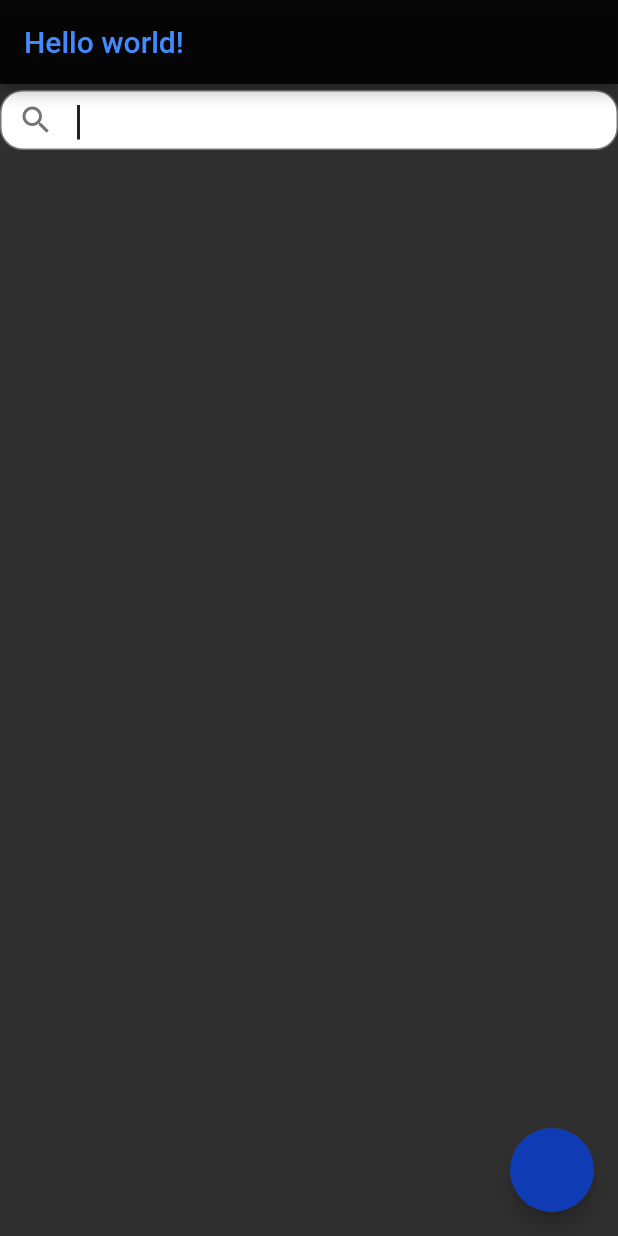
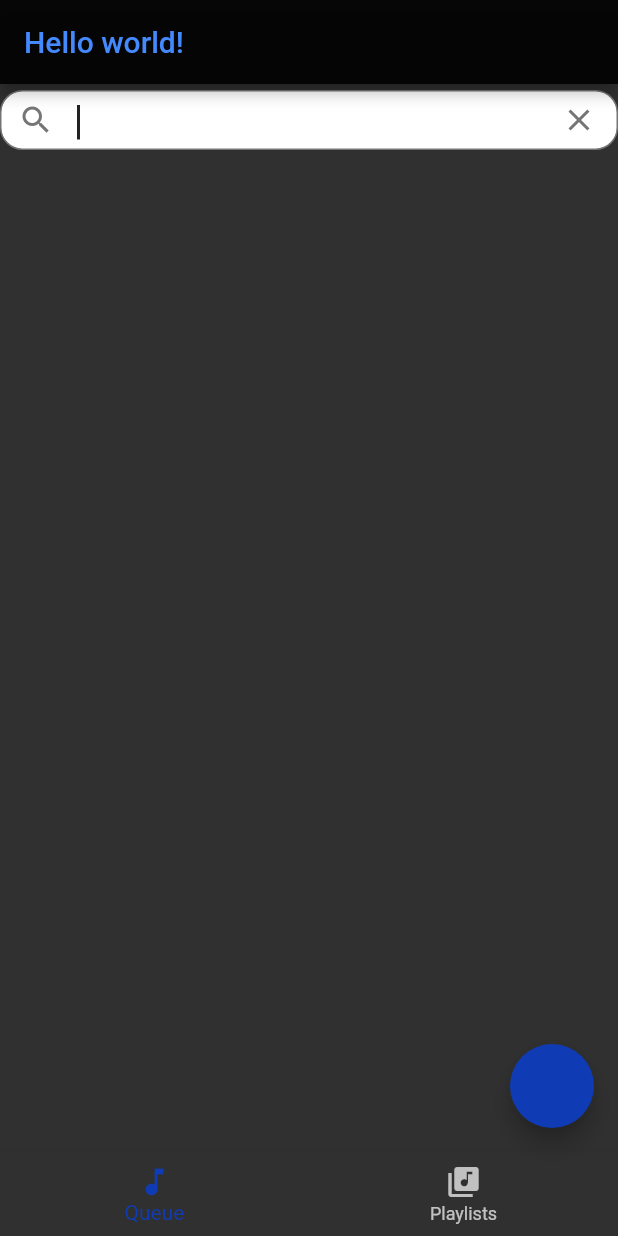
Before and after one commit to RKest/musk, a Flutter app: the screen it shows after launch, after a tap on the "search" icon, on a phone screen of 412 x 824 dp. Run offline on Flutter 3.47's test engine with Material 2 defaults, Android fonts, the phone set to English and light mode, and no system bars; our stand-ins replace audioplayers, get_it, image_picker, rxdart; missing offline and left inert: network_info_plus.

Commit message:
search functionality and cradle of  navigation

```diff
--- a/lib/main.dart
+++ b/lib/main.dart
@@ -4,7 +4,6 @@ import 'dart:typed_data';
 
 import 'package:flutter/material.dart';
 import 'package:audioplayers/audioplayers.dart';
-import 'package:flutter/widgets.dart';
 import 'package:get_it/get_it.dart';
 import 'package:image_picker/image_picker.dart';
 import 'utils.dart';
@@ -39,8 +38,12 @@ class _MyAppState extends State<MyApp> {
     });
     Server.listen();
   }
-
-  final scrollingController = GetIt.I.get<ScrollController>();
+  setIndex(int index) => setState(() => _currPageIndex = index);
+  int _currPageIndex = 0;
+  static final pages = <Widget>[
+    MusicPage(),
+    const PlaylistPage()
+  ];
 
   @override
   Widget build(BuildContext mainContext) {
@@ -58,13 +61,37 @@ class _MyAppState extends State<MyApp> {
           background: Colors.black54,
           onBackground: Colors.deepPurple,
           surface: Colors.black87,
-            onSurface: Colors.blueAccent),
+          onSurface: Colors.blueAccent,
+        ),
       ),
       home: Scaffold(
         appBar: AppBar(
           title: const Text("Hello world!"),
         ),
-        body: Column(
+        body: pages[_currPageIndex],
+        bottomNavigationBar: BottomNavigationBar(
+          items: const [
+            BottomNavigationBarItem(label: "Queue", icon: Icon(Icons.music_note),),
+            BottomNavigationBarItem(label: "Playlists", icon: Icon(Icons.library_music),),
+          ],
+          currentIndex: _currPageIndex,
+          onTap: setIndex,
+        ),
+        floatingActionButton: const FloatingActionButton(onPressed: deleteAll),
+      ),
+    );
+  }
+}
+
+class MusicPage extends StatelessWidget {
+  MusicPage({
+    Key? key,
+  }) : super(key: key);
+
+  final scrollController = GetIt.I.get<ScrollController>();
+  @override
+  Widget build(BuildContext context) {
+    return Column(
       children: [
         TrackListControls(),
         Expanded(
@@ -72,14 +99,27 @@ class _MyAppState extends State<MyApp> {
           child: SingleChildScrollView(
             physics: const ScrollPhysics(),
             child: const TrackList(),
-                controller: scrollingController,
+            controller: scrollController,
           ),
         ),
         const CurrentTackPanel()
       ],
-        ),
-        floatingActionButton: const FloatingActionButton(onPressed: deleteAll),
-      ),
+    );
+  }
+}
+
+class PlaylistPage extends StatefulWidget {
+  const PlaylistPage({ Key? key }) : super(key: key);
+
+  @override
+  State<PlaylistPage> createState() => _PlaylistPageState();
+}
+
+class _PlaylistPageState extends State<PlaylistPage> {
+  @override
+  Widget build(BuildContext context) {
+    return const Center(
+      child: Text("Hello, World!"),
     );
   }
 }
@@ -203,7 +243,7 @@ class _TrackListState extends State<TrackList> {
   @override
   void initState() {
     super.initState();
-    getTags().listen(tracksId.setTracks);
+    getTags().listen(tracksId.initTracks);
     audioPlayer.onPlayerCompletion.listen(playNextTrack);
     repeatIconIdentity.stream$.listen(setTrackLooping);
     currTrackId.stream$.listen(playTrack);
@@ -613,26 +653,42 @@ class TrackListSearchBar extends StatefulWidget with PreferredSizeWidget {
 }
 
 class TrackListSearchBarState extends State<TrackListSearchBar> {
-  bool isOpen = false;
+  final tracksId = GetIt.I.get<TracksIdentity>();
   final animationDuration = const Duration(milliseconds: 100);
   final GlobalKey _formKey = GlobalKey();
+  final textEditingController = TextEditingController();
   late FocusNode textFieldFocusNode;
+  bool isOpen = false;
   toggleIsOpen() async {
     setState(() => isOpen = !isOpen);
     await Future.delayed(animationDuration);
-    if(isOpen){
+    if (isOpen) {
       textFieldFocusNode.requestFocus();
     } else {
       textFieldFocusNode.unfocus();
     }
   }
-  setCurrSearchValue(String s) => currSearchValue = s;
-  String currSearchValue = "";
+
+  resetText() {
+    textEditingController.text = "";
+    toggleIsOpen();
+  }
 
   @override
   void initState() {
     super.initState();
     textFieldFocusNode = FocusNode();
+    textEditingController.addListener(() {
+      String text = textEditingController.text;
+      tracksId.filterTracksAccordingToSearch(text);
+    });
+  }
+
+  @override
+  void dispose() {
+    textEditingController.dispose();
+    textFieldFocusNode.dispose();
+    super.dispose();
   }
 
   @override
@@ -644,7 +700,8 @@ class TrackListSearchBarState extends State<TrackListSearchBar> {
         AnimatedContainer(
           alignment: Alignment.centerRight,
           width: isOpen ? searchBarWidth : 0,
-          transform: Matrix4.translationValues(isOpen ? 0 : searchBarWidth, 0, 0),
+          transform:
+              Matrix4.translationValues(isOpen ? 0 : searchBarWidth, 0, 0),
           duration: animationDuration,
           height: 40.0,
           decoration: BoxDecoration(
@@ -658,17 +715,15 @@ class TrackListSearchBarState extends State<TrackListSearchBar> {
           child: TextField(
             key: _formKey,
             focusNode: textFieldFocusNode,
+            controller: textEditingController,
             onEditingComplete: toggleIsOpen,
             textInputAction: TextInputAction.search,
-            onChanged: setCurrSearchValue,
             style: const TextStyle(
               color: Colors.black87,
               fontSize: 20,
             ),
             decoration: const InputDecoration(
-              contentPadding: EdgeInsets.only(bottom: 8.0),
-              prefixIcon: Icon(Icons.search, color: Color.fromARGB(0, 1, 1, 1)),
-              prefixIconConstraints: BoxConstraints(minWidth: 50.0),
+              contentPadding: EdgeInsets.fromLTRB(50.0, 0.0, 0.0, 8.0),
               border: InputBorder.none,
             ),
           ),
@@ -684,6 +739,18 @@ class TrackListSearchBarState extends State<TrackListSearchBar> {
             icon: const Icon(Icons.search),
           ),
         ),
+        Padding(
+          padding: EdgeInsets.only(left: searchBarWidth - 50.0),
+          child: AnimatedOpacity(
+            opacity: isOpen ? 1 : 0,
+            duration: animationDuration,
+            child: IconButton(
+              icon: const Icon(Icons.close),
+              color: Colors.grey[600]!,
+              onPressed: resetText,
+            ),
+          ),
+        )
       ],
     );
   }
@@ -762,11 +829,3 @@ void changePage(
     MaterialPageRoute(builder: (_) => page),
   ).then((_) => cb());
 }
-
-bool matchesSearchTerm(String searchTerm, Tag tag) {
-  searchTerm = searchTerm.toLowerCase();
-  final bool matchesTitle = tag.title.toLowerCase().contains(searchTerm);
-  final bool matchesAlbum = tag.album.toLowerCase().contains(searchTerm);
-  final bool matchesAuthor = tag.artist.toLowerCase().contains(searchTerm);
-  return matchesTitle || matchesAlbum || matchesAuthor;
-}
--- a/lib/state.dart
+++ b/lib/state.dart
@@ -19,6 +19,12 @@ class TracksIdentity {
   final BehaviorSubject<List<Tag>> _tracksIdentity = BehaviorSubject.seeded([]);
   ValueStream<List<Tag>> get stream$ => _tracksIdentity.stream;
   List<Tag> get current => _tracksIdentity.value;
+  List<Tag> _allTracks = [];
+
+  void initTracks(List<Tag> tagList){
+    _allTracks = tagList;
+    setTracks(_allTracks);
+  }
 
   void setTracks(List<Tag> tagList){
     _tracksIdentity.add(tagList);
@@ -55,6 +61,19 @@ class TracksIdentity {
       }
     }
   }
+
+  void filterTracksAccordingToSearch(String searchTerm){
+    setTracks(_allTracks.where((tag) => _matchesSearchTerm(searchTerm, tag)).toList());
+  }
+
+  bool _matchesSearchTerm(String searchTerm, Tag tag) {
+    if (searchTerm.isEmpty) return true;
+    searchTerm = searchTerm.toLowerCase();
+    final bool matchesTitle = tag.title.toLowerCase().contains(searchTerm);
+    final bool matchesAlbum = tag.album.toLowerCase().contains(searchTerm);
+    final bool matchesAuthor = tag.artist.toLowerCase().contains(searchTerm);
+    return matchesTitle || matchesAlbum || matchesAuthor;
+  }
 }
 
 
```
Lines whose indentation alone changed are shown as unchanged.
